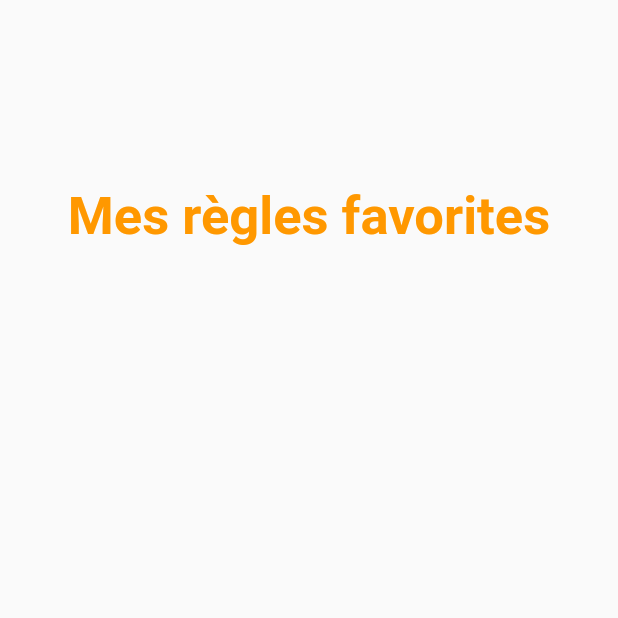
After one commit to julianitow/Picolal_flutter, a Flutter app: the screen it shows after launch, after a tap on the "star" icon, on a phone screen of 412 x 824 dp, the top half of it. The commit adds this screen. Run offline on Flutter 3.47's test engine with Material 2 defaults, Android fonts, the phone set to English and light mode, and no system bars; our stand-ins replace fluttertoast, sqflite; accounts and stored records are empty; network calls fail; statements that could not run were skipped.

```diff
--- a/lib/Database_helper.dart
+++ b/lib/Database_helper.dart
@@ -87,4 +87,9 @@ class DatabaseHelper {
     Database db = await instance.database;
     return await db.delete(table, where: '$columnId = ?', whereArgs: [id]);
   }
+
+  Future<int> deleteFromName(String name) async {
+    Database db = await instance.database;
+    return await db.delete(table, where: '$columnName = ?', whereArgs: [name]);
+  }
 }
--- /dev/null
+++ b/lib/FavoritesView.dart
@@ -0,0 +1,70 @@
+import 'dart:async';
+
+import 'package:flutter/material.dart';
+import 'package:picolal/ApiServices.dart';
+import 'package:picolal/Rule.dart';
+import 'package:picolal/RuleCard.dart';
+import 'package:picolal/Database_helper.dart';
+
+class FavoritesView extends StatefulWidget{
+  @override
+  _FavoritesViewState createState() => _FavoritesViewState();
+}
+
+class _FavoritesViewState extends State<FavoritesView> {
+
+  List<Rule> rules = [];
+
+  static Future<List<Rule>> _query() async {
+    List<Rule> rules = List<Rule>();
+    final DatabaseHelper db = DatabaseHelper.instance;
+    final allRows = await db.queryAllRows();
+    allRows.forEach((row) {
+      Rule rule = new Rule(0, row["name"], row["content"], row["drinks"]);
+      rules.add(rule);
+    });
+    return rules;
+  }
+
+  @override
+  Widget build(BuildContext context) {
+    return Scaffold(
+      body: SafeArea(
+        child: Column(
+          crossAxisAlignment: CrossAxisAlignment.center,
+          mainAxisAlignment: MainAxisAlignment.center,
+          children: <Widget>[
+            Text('Mes règles favorites', style: TextStyle(color: Colors.orange, fontSize: 35, fontWeight: FontWeight.bold)),
+            Container(
+              width: MediaQuery.of(context).size.width,
+              padding: EdgeInsets.only(top: 40),
+              child: Column(
+                children: <Widget>[
+                  FutureBuilder(
+                    future: _query(),
+                    builder: (context, snapshot){
+                      if(snapshot.hasData){
+                        this.rules = snapshot.data;
+                        return Container(
+                          height: MediaQuery.of(context).size.height * 0.6,
+                          child: ListView.builder(
+                            itemCount: this.rules.length,
+                            itemBuilder: (context, index){
+                              return RuleCard(rule: this.rules[index]);
+                            },
+                          ),
+                        );
+                      } else {
+                        return Text("NO DATA");
+                      }
+                    },
+                  ),
+                ],
+              ),
+            )
+          ],
+        )
+      ),
+    );
+  }
+}
--- a/lib/Home.dart
+++ b/lib/Home.dart
@@ -1,6 +1,7 @@
 import 'package:flutter/material.dart';
 import 'package:picolal/CategoriesView.dart';
 import 'package:flutter/services.dart';
+import 'package:picolal/FavoritesView.dart';
 
 class MyHomePage extends StatefulWidget {
   MyHomePage({Key key, this.title}) : super(key: key);
@@ -64,6 +65,14 @@ class _MyHomePageState extends State<MyHomePage> {
         ),
       );
     }
+  }
+
+  void _goToFavoritesView(BuildContext context){
+    Navigator.of(context).push(
+      MaterialPageRoute(
+        builder: (BuildContext context) => FavoritesView()
+      )
+    );
   }
 
   Future<void> _showMyDialog() async {
@@ -209,6 +218,17 @@ class _MyHomePageState extends State<MyHomePage> {
                     alignment: Alignment.bottomLeft,
                     child: FloatingActionButton(
                       heroTag: "button1",
+                      tooltip: 'Mes favoris',
+                      child: Icon(Icons.star, color: Colors.amber,),
+                      onPressed: () async {
+                        this._goToFavoritesView(context);
+                      },
+                    ),
+                  ),
+                  Align(
+                    alignment: Alignment.bottomCenter,
+                    child: FloatingActionButton(
+                      heroTag: "button2",
                       tooltip: 'Ajouter joueur',
                       child: Icon(Icons.add),
                       onPressed: () async {
@@ -219,12 +239,12 @@ class _MyHomePageState extends State<MyHomePage> {
                   Align(
                     alignment: Alignment.bottomRight,
                     child: FloatingActionButton(
-                      heroTag: "button2",
+                      heroTag: "button3",
                       tooltip: 'Se la mettre',
                       onPressed: () => {
                         this._goToCategoriesView(context)
                       },
-                      child: Icon(Icons.play_arrow),
+                      child: Icon(Icons.play_arrow, color: Colors.lightGreenAccent),
                     ),
                   ),
                 ],
--- a/pubspec.yaml
+++ b/pubspec.yaml
@@ -25,6 +25,7 @@ dependencies:
     sdk: flutter
   sqflite: ^1.3.0
   path_provider: ^1.6.0
+  fluttertoast: ^4.0.0
 
 
   # The following adds the Cupertino Icons font to your application.
```
Also changed, not shown: lib/CategoryCard.dart (+7 -5 lines), lib/DrunkView.dart (+44 -10 lines), lib/RuleCard.dart (added, +106 -0 lines), pubspec.lock, 2 other files.
